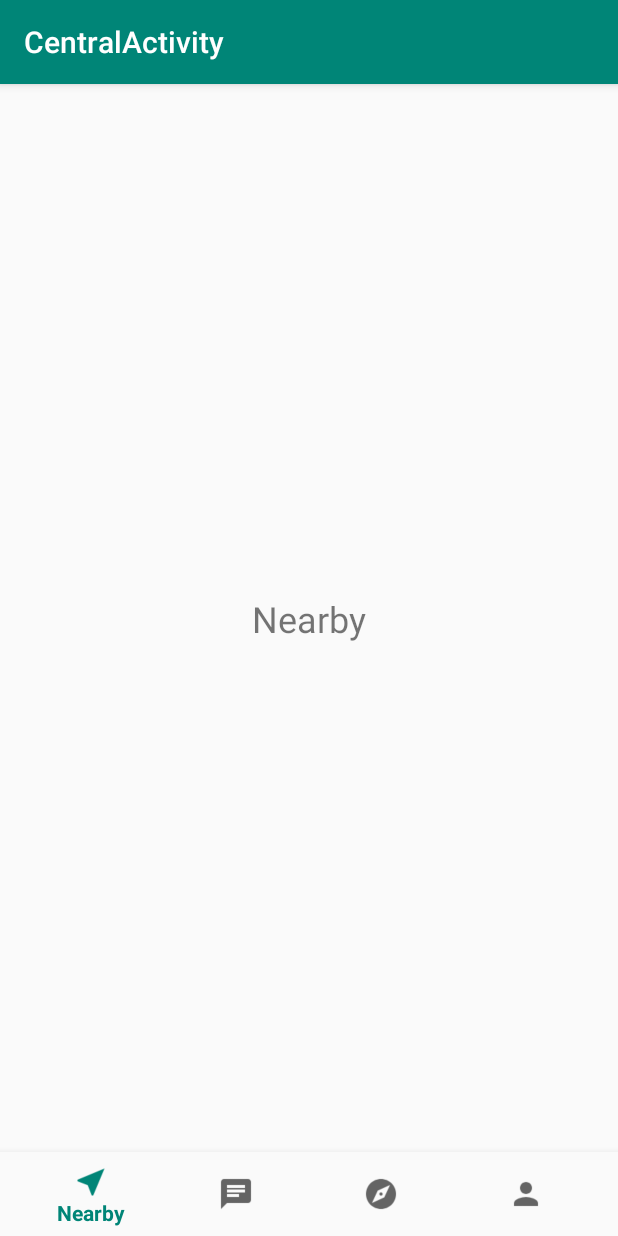
After one commit to awesomesince96/Mozo, an Android app: the fragment Nearby_Fragment placed in its activity, on a phone screen of 412 x 824 dp. The commit adds this screen. Run offline under Robolectric (Android 15) with nearby library versions, the phone set to English and light mode, and no system bars.

Commit message:
Nearby fragment, Check for location permission and changed icons
- Added a new 'Nearby' fragment
- Implemented check for fine and coarse location
- Changed the icons for bottom navigation view

```diff
--- a/app/src/main/AndroidManifest.xml
+++ b/app/src/main/AndroidManifest.xml
@@ -6,6 +6,8 @@
     <uses-permission android:name="android.permission.READ_PROFILE" />
     <uses-permission android:name="android.permission.READ_CONTACTS" />
     <uses-permission android:name="android.permission.INTERNET" />
+    <uses-permission android:name="android.permission.ACCESS_FINE_LOCATION"/>
+    <uses-permission android:name="android.permission.ACCESS_COARSE_LOCATION"/>
 
     <application
         android:allowBackup="true"
--- a/app/src/main/java/com/example/mozo/CentralActivity.java
+++ b/app/src/main/java/com/example/mozo/CentralActivity.java
@@ -6,12 +6,10 @@ import android.support.design.widget.BottomNavigationView;
 import android.support.v4.app.Fragment;
 import android.support.v7.app.AppCompatActivity;
 import android.view.MenuItem;
-import android.widget.TextView;
 
 public class CentralActivity extends AppCompatActivity implements BottomNavigationView.OnNavigationItemSelectedListener {
 
-    private TextView mTextMessage;
-
+    private final int REQUEST_PERMISSION=0;
 
     @Override
     protected void onCreate(Bundle savedInstanceState) {
@@ -41,6 +39,9 @@ public class CentralActivity extends AppCompatActivity implements BottomNavigati
             Fragment fragment = null;
 
             switch (item.getItemId()){
+                case R.id.navigation_nearby:
+                    fragment = new Nearby_Fragment();
+                    break;
                 case R.id.navigation_explore:
                     fragment = new Explore_Fragment();
                     break;
--- /dev/null
+++ b/app/src/main/java/com/example/mozo/Nearby_Fragment.java
@@ -0,0 +1,26 @@
+package com.example.mozo;
+
+import android.content.pm.PackageManager;
+import android.os.Bundle;
+import android.support.annotation.NonNull;
+import android.support.annotation.Nullable;
+import android.support.v4.app.ActivityCompat;
+import android.support.v4.app.Fragment;
+import android.view.LayoutInflater;
+import android.view.View;
+import android.view.ViewGroup;
+
+public class Nearby_Fragment extends Fragment {
+    @Nullable
+    @Override
+
+    public View onCreateView(@NonNull LayoutInflater inflater, @Nullable ViewGroup container, @Nullable Bundle savedInstanceState) {
+
+        if (ActivityCompat.checkSelfPermission(getContext(), android.Manifest.permission.ACCESS_FINE_LOCATION) != PackageManager.PERMISSION_GRANTED &&
+                ActivityCompat.checkSelfPermission(getContext(), android.Manifest.permission.ACCESS_COARSE_LOCATION) != PackageManager.PERMISSION_GRANTED) {
+            requestPermissions(new String[]{android.Manifest.permission.ACCESS_COARSE_LOCATION, android.Manifest.permission.ACCESS_FINE_LOCATION}, 0);
+        }
+
+        return inflater.inflate(R.layout.fragment_nearby_, null);
+    }
+}
--- /dev/null
+++ b/app/src/main/res/layout/fragment_nearby_.xml
@@ -0,0 +1,25 @@
+<?xml version="1.0" encoding="utf-8"?>
+<android.support.constraint.ConstraintLayout xmlns:android="http://schemas.android.com/apk/res/android"
+    xmlns:app="http://schemas.android.com/apk/res-auto"
+    xmlns:tools="http://schemas.android.com/tools"
+    android:id="@+id/ConstraintLayout"
+    android:layout_width="match_parent"
+    android:layout_height="match_parent"
+    tools:context=".Nearby_Fragment" >
+
+    <TextView
+        android:id="@+id/nearbyText"
+        android:layout_width="wrap_content"
+        android:layout_height="wrap_content"
+        android:layout_marginStart="8dp"
+        android:layout_marginTop="8dp"
+        android:layout_marginEnd="8dp"
+        android:layout_marginBottom="8dp"
+        android:text="Nearby"
+        android:textSize="24sp"
+        app:layout_constraintBottom_toBottomOf="parent"
+        app:layout_constraintEnd_toEndOf="parent"
+        app:layout_constraintStart_toStartOf="parent"
+        app:layout_constraintTop_toTopOf="parent" />
+
+</android.support.constraint.ConstraintLayout>
--- a/app/src/main/res/menu/navigation.xml
+++ b/app/src/main/res/menu/navigation.xml
@@ -2,18 +2,23 @@
 <menu xmlns:android="http://schemas.android.com/apk/res/android">
 
     <item
+        android:id="@+id/navigation_nearby"
+        android:icon="@drawable/baseline_near_me_black_24dp"
+        android:title="Nearby" />
+
+    <item
         android:id="@+id/navigation_chat"
-        android:icon="@drawable/ic_home_black_24dp"
+        android:icon="@drawable/baseline_chat_black_24dp"
         android:title="@string/tab_1" />
 
     <item
         android:id="@+id/navigation_explore"
-        android:icon="@drawable/ic_dashboard_black_24dp"
+        android:icon="@drawable/baseline_explore_black_24dp"
         android:title="@string/tab_2" />
 
     <item
         android:id="@+id/navigation_profile"
-        android:icon="@drawable/ic_notifications_black_24dp"
+        android:icon="@drawable/baseline_person_black_24dp"
         android:title="@string/tab_3" />
 
 </menu>
```
Also changed, not shown: app/src/main/res/drawable/baseline_chat_black_24dp.png (added), app/src/main/res/drawable/baseline_explore_black_24dp.png (added), app/src/main/res/drawable/baseline_near_me_black_24dp.png (added), app/src/main/res/drawable/baseline_person_black_24dp.png (added).
